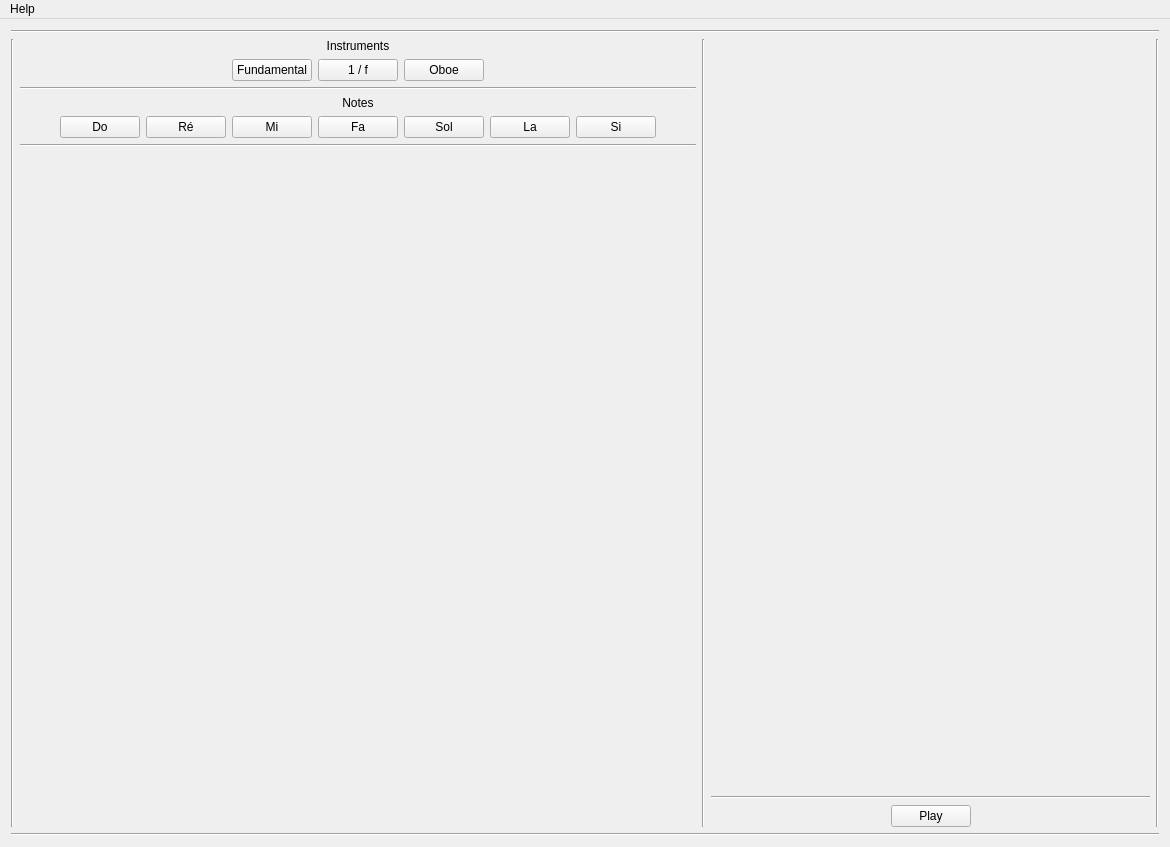
Above: app-music/ui/interface/mainwindow.ui from GuillaumeGibert/music before the change. Below: the same form after it.
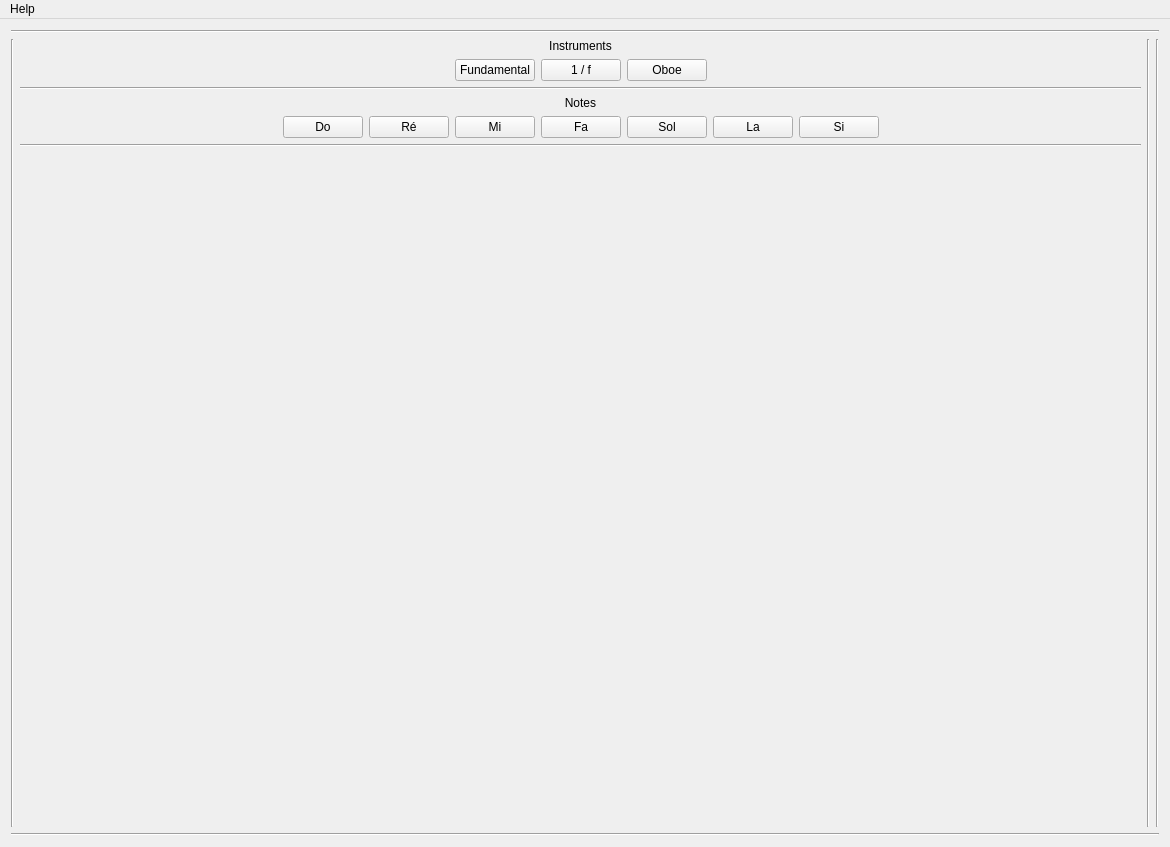
That is the form after the change.

Commit message: * Play sound

The edit to the form file:
```diff
--- a/app-music/ui/interface/mainwindow.ui
+++ b/app-music/ui/interface/mainwindow.ui
@@ -227,63 +227,6 @@
         <item>
          <layout class="QVBoxLayout" name="vlSignal"/>
         </item>
-        <item>
-         <spacer name="verticalSpacer_2">
-          <property name="orientation">
-           <enum>Qt::Vertical</enum>
-          </property>
-          <property name="sizeHint" stdset="0">
-           <size>
-            <width>20</width>
-            <height>40</height>
-           </size>
-          </property>
-         </spacer>
-        </item>
-        <item>
-         <widget class="Line" name="line_6">
-          <property name="orientation">
-           <enum>Qt::Horizontal</enum>
-          </property>
-         </widget>
-        </item>
-        <item>
-         <layout class="QHBoxLayout" name="horizontalLayout_3">
-          <item>
-           <spacer name="horizontalSpacer">
-            <property name="orientation">
-             <enum>Qt::Horizontal</enum>
-            </property>
-            <property name="sizeHint" stdset="0">
-             <size>
-              <width>40</width>
-              <height>20</height>
-             </size>
-            </property>
-           </spacer>
-          </item>
-          <item>
-           <widget class="QPushButton" name="pbPlay">
-            <property name="text">
-             <string>Play</string>
-            </property>
-           </widget>
-          </item>
-          <item>
-           <spacer name="horizontalSpacer_2">
-            <property name="orientation">
-             <enum>Qt::Horizontal</enum>
-            </property>
-            <property name="sizeHint" stdset="0">
-             <size>
-              <width>40</width>
-              <height>20</height>
-             </size>
-            </property>
-           </spacer>
-          </item>
-         </layout>
-        </item>
        </layout>
       </item>
       <item>
```
The commit also changes 9 other files.
